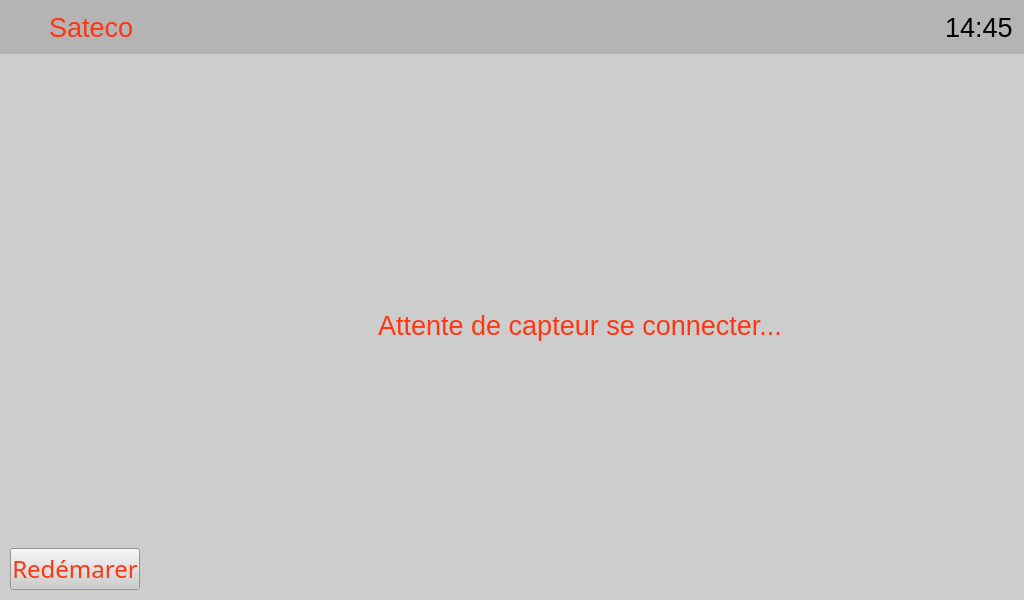
Qt form napiLCD/napilcddisplay.ui (levanhong05/NapiEmbedded) before a commit.
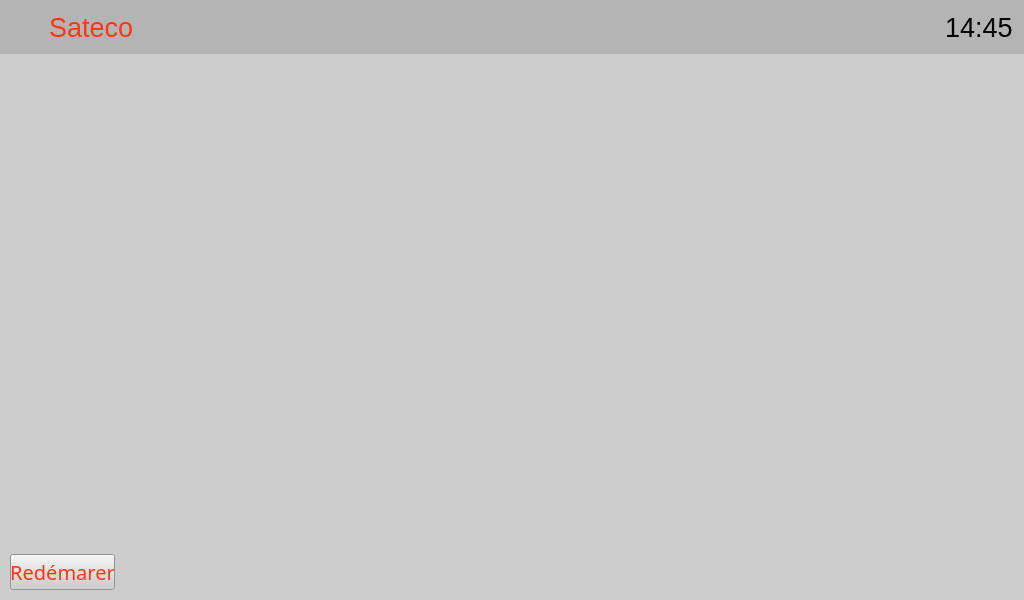
The same form after that commit. Icons and pictures are not drawn.

Diff of the .ui file:
```diff
--- a/napiLCD/napilcddisplay.ui
+++ b/napiLCD/napilcddisplay.ui
@@ -128,7 +128,7 @@
         </property>
         <property name="maximumSize">
          <size>
-          <width>130</width>
+          <width>105</width>
           <height>16777215</height>
          </size>
         </property>
@@ -180,8 +180,8 @@
              <rect>
               <x>0</x>
               <y>0</y>
-              <width>130</width>
-              <height>487</height>
+              <width>105</width>
+              <height>502</height>
              </rect>
             </property>
             <layout class="QVBoxLayout" name="verticalLayout_2">
@@ -236,11 +236,11 @@
              <property name="font">
               <font>
                <family>FixedSystem Regular,Fixedsys</family>
-               <pointsize>18</pointsize>
+               <pointsize>15</pointsize>
               </font>
              </property>
              <property name="styleSheet">
-              <string notr="true">font-size:18pt;</string>
+              <string notr="true">font-size:15pt;</string>
              </property>
              <property name="text">
               <string>Redémarer</string>
@@ -260,9 +260,6 @@
           <verstretch>0</verstretch>
          </sizepolicy>
         </property>
-        <property name="styleSheet">
-         <string notr="true"/>
-        </property>
         <property name="frameShape">
          <enum>QFrame::NoFrame</enum>
         </property>
@@ -298,45 +295,6 @@
            </item>
           </layout>
          </item>
-         <item>
-          <widget class="QFrame" name="frmMessage">
-           <layout class="QHBoxLayout" name="layoutMessage">
-            <item>
-             <widget class="QLabel" name="lblMessage">
-              <property name="sizePolicy">
-               <sizepolicy hsizetype="Fixed" vsizetype="Fixed">
-                <horstretch>0</horstretch>
-                <verstretch>0</verstretch>
-               </sizepolicy>
-              </property>
-              <property name="minimumSize">
-               <size>
-                <width>800</width>
-                <height>400</height>
-               </size>
-              </property>
-              <property name="maximumSize">
-               <size>
-                <width>800</width>
-                <height>400</height>
-               </size>
-              </property>
-              <property name="styleSheet">
-               <string notr="true">color: rgb(255, 54, 16);
-border-image: url(:/napilcd/images/construction.jpg) 0 0 0 0 stretch stretch;
-font-size:20pt;</string>
-              </property>
-              <property name="text">
-               <string>Attente de capteur se connecter...</string>
-              </property>
-              <property name="alignment">
-               <set>Qt::AlignCenter</set>
-              </property>
-             </widget>
-            </item>
-           </layout>
-          </widget>
-         </item>
          <item>
           <layout class="QHBoxLayout" name="layoutBottom">
            <property name="spacing">
```
